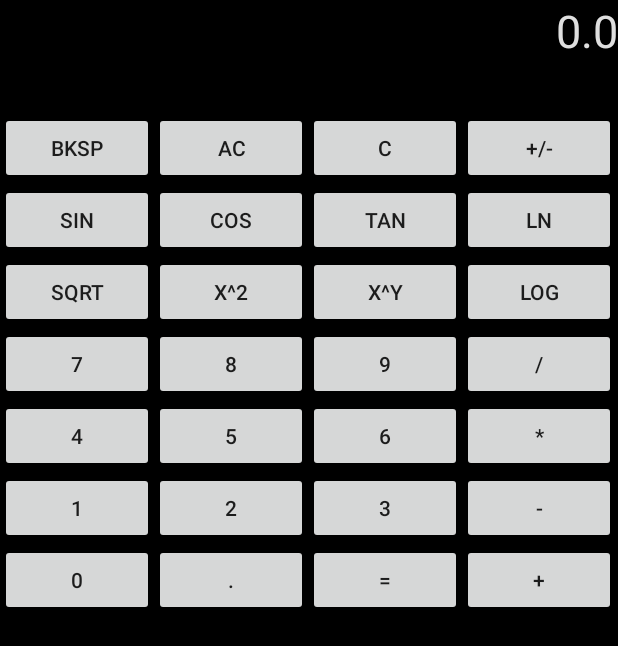
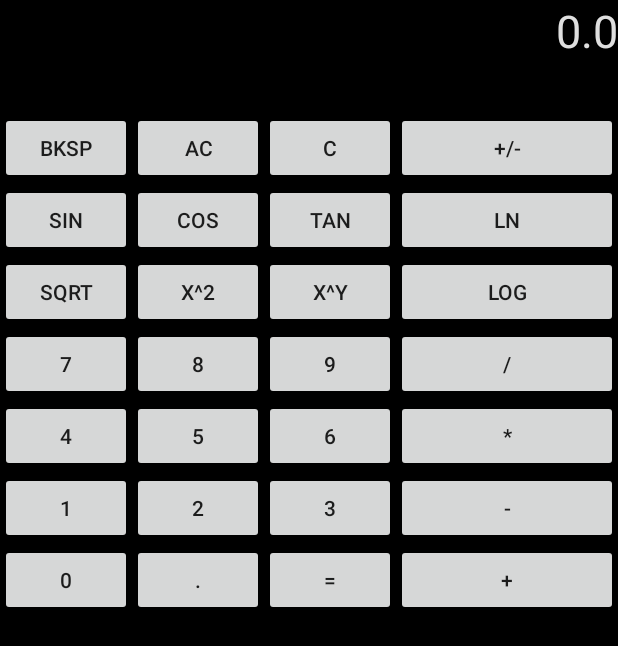
Before and after one commit to TomaszKot11/PAM, an Android app: the AdvancedCalculatorActivity screen opened directly, with no data from a screen before it, on a phone screen of 412 x 824 dp. Shown: the top 646 px of the screen. Run offline under Robolectric (Android 15) with nearby library versions, the phone set to English and light mode, and no system bars.

Commit message:
Fixed bug with stretching last column in keyboard

```diff
--- a/calculator/app/src/main/res/layout/advanced_keyboard.xml
+++ b/calculator/app/src/main/res/layout/advanced_keyboard.xml
@@ -1,21 +1,24 @@
 <TableLayout xmlns:android="http://schemas.android.com/apk/res/android"
              android:layout_width="match_parent"
              android:layout_height="match_parent"
-             android:stretchColumns="*">
+             android:shrinkColumns="0, 1, 2, 3"
+             android:stretchColumns="3">
     <TableRow>
         <Button
-                android:layout_width="39dp"
+                android:layout_width="wrap_content"
                 android:layout_height="wrap_content"
                 android:id="@+id/button1"
                 android:text="Bksp"
                 android:onClick="keyboardHandler"/>
         <Button
                 android:layout_height="wrap_content"
+                android:layout_width="wrap_content"
                 android:id="@+id/button1_1"
                 android:text="AC"
                 android:onClick="keyboardHandler"/>
         <Button
                 android:layout_height="wrap_content"
+                android:layout_width="wrap_content"
                 android:id="@+id/button2"
                 android:text="C"
                 android:onClick="keyboardHandler"/>
--- a/calculator/app/src/main/res/layout/simple_keyboard.xml
+++ b/calculator/app/src/main/res/layout/simple_keyboard.xml
@@ -1,7 +1,8 @@
 <TableLayout xmlns:android="http://schemas.android.com/apk/res/android"
              android:layout_width="match_parent"
              android:layout_height="match_parent"
-             android:stretchColumns="*">
+             android:shrinkColumns="0, 1, 2"
+             android:stretchColumns="3">
     <TableRow>
         <Button
                 android:layout_width="wrap_content"
```
